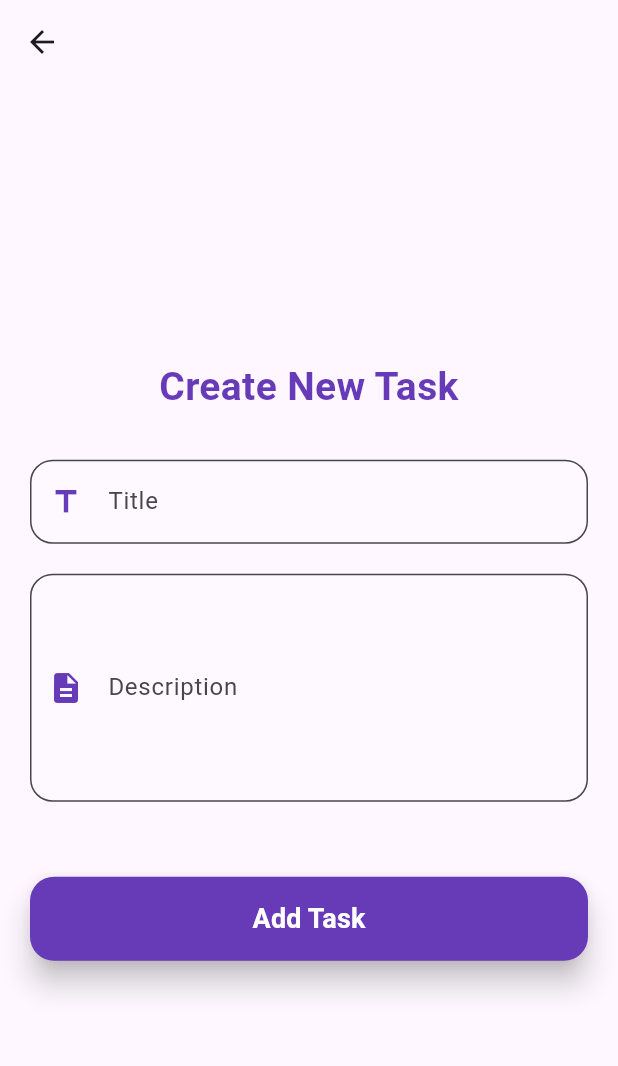
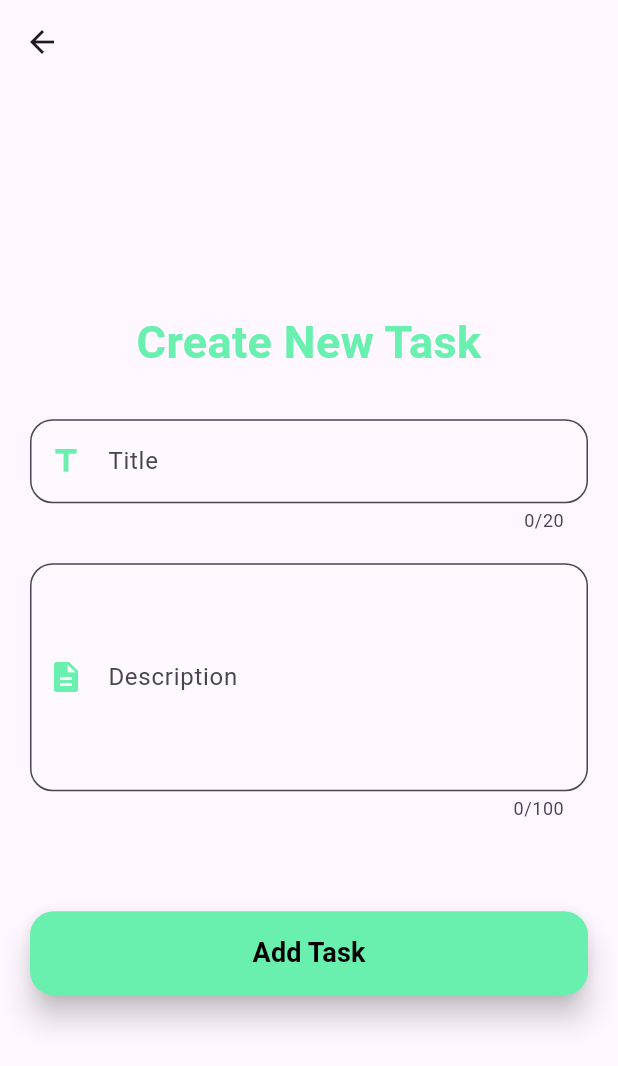
Before and after one commit to Soumia-Dev/to_do_list_app, a Flutter app: the screen it shows after launch, after a tap on the "add" icon, on a phone screen of 412 x 824 dp. Shown: the top 1066 px of the screen. Run offline on Flutter 3.47's test engine with Material 3 defaults, Android fonts, the phone set to English and light mode, and no system bars; our stand-ins replace bloc, dartz, flutter_bloc, get_it, hive, hive_flutter; accounts and stored records are empty.

Commit message:
update addUpdate folder's files

```diff
--- a/lib/presentations/pages/addUpdate/add_update_task_widgets.dart
+++ b/lib/presentations/pages/addUpdate/add_update_task_widgets.dart
@@ -5,7 +5,6 @@ import 'package:to_do_list_app/domain/entities/task_entity.dart';
 import 'package:to_do_list_app/presentations/bloc/operationsTask/operations_task_bloc.dart'
     hide UpdateTasksEvent;
 import 'package:to_do_list_app/presentations/pages/addUpdate/form_task.dart';
-import 'package:to_do_list_app/presentations/pages/homeTask/home_tasks.dart';
 
 import '../../bloc/getTask/get_task_bloc.dart';
 
@@ -20,10 +19,7 @@ class AddUpdateTaskWidgets {
           if (state is SuccessfulOperation) {
             widgets.buildSnackBar(context, state.successMessage, Colors.green);
             context.read<GetTaskBloc>().add(UpdateTasksEvent());
-            Navigator.of(context).pushAndRemoveUntil(
-              MaterialPageRoute(builder: (_) => HomeTasks()),
-              (route) => false,
-            );
+            Navigator.of(context).pop();
           } else if (state is ErrorOperation) {
             widgets.buildSnackBar(
               context,
--- a/lib/presentations/pages/addUpdate/form_task.dart
+++ b/lib/presentations/pages/addUpdate/form_task.dart
@@ -53,7 +53,7 @@ class _FormTaskState extends State<FormTask> {
 
   void onTaskDone() {
     final task = widget.taskEntity!.toggleDone();
-    context.read<OperationsTaskBloc>().add(UpdateTasksEvent(taskEntity: task));
+    context.read<OperationsTaskBloc>().add(DoneTaskEvent(taskEntity: task));
   }
 
   @override
@@ -70,9 +70,9 @@ class _FormTaskState extends State<FormTask> {
                 widget.isUpdate ? "Update Task" : "Create New Task",
                 textAlign: TextAlign.center,
                 style: TextStyle(
-                  fontSize: 26,
+                  fontSize: 30,
                   fontWeight: FontWeight.bold,
-                  color: Colors.deepPurple,
+                  color: Colors.greenAccent,
                 ),
               ),
               SizedBox(height: 30),
@@ -82,6 +82,7 @@ class _FormTaskState extends State<FormTask> {
                 icon: Icons.title,
                 validatorText: "Please enter the task title",
                 maxLines: 1,
+                maxLength: 20,
               ),
               SizedBox(height: 20),
               buildTextField(
@@ -90,13 +91,17 @@ class _FormTaskState extends State<FormTask> {
                 icon: Icons.description,
                 validatorText: "Please enter the task description",
                 maxLines: 5,
+                maxLength: 100,
               ),
               SizedBox(height: 50),
               buildBtn(onSubmit, widget.isUpdate ? "Update Task" : "Add Task"),
               if (widget.isUpdate)
+                buildBtn(
+                  onTaskDone,
                   widget.taskEntity!.isDone
-                    ? buildBtn(onTaskDone, "restart the task")
-                    : buildBtn(onTaskDone, "complete the task"),
+                      ? "restart the task"
+                      : "complete the task",
+                ),
             ],
           ),
         ),
@@ -110,10 +115,12 @@ class _FormTaskState extends State<FormTask> {
     required IconData icon,
     required String validatorText,
     required int maxLines,
+    required int maxLength,
   }) {
     return TextFormField(
       controller: controller,
       maxLines: maxLines,
+      maxLength: maxLength,
       validator: (v) {
         if (v == null || v.isEmpty) {
           return validatorText;
@@ -122,32 +129,37 @@ class _FormTaskState extends State<FormTask> {
       },
       decoration: InputDecoration(
         labelText: label,
-        prefixIcon: Icon(icon, color: Colors.deepPurple),
+        prefixIcon: Icon(icon, color: Colors.greenAccent),
         filled: true,
         fillColor: Colors.white.withOpacity(0.15),
         border: OutlineInputBorder(borderRadius: BorderRadius.circular(15)),
         focusedBorder: OutlineInputBorder(
           borderRadius: BorderRadius.circular(15),
-          borderSide: BorderSide(color: Colors.deepPurple, width: 2),
+          borderSide: BorderSide(color: Colors.greenAccent, width: 2),
         ),
       ),
     );
   }
 
   Widget buildBtn(Function onSubmit, String textBtn) {
-    return ElevatedButton(
+    return Container(
+      margin: EdgeInsets.symmetric(vertical: 10),
+      child: ElevatedButton(
         onPressed: () => onSubmit(),
         style: ElevatedButton.styleFrom(
           padding: EdgeInsets.symmetric(vertical: 15),
-        backgroundColor: Colors.deepPurple,
-        foregroundColor: Colors.white,
-        shape: RoundedRectangleBorder(borderRadius: BorderRadius.circular(16)),
+          backgroundColor: Colors.greenAccent,
+          foregroundColor: Colors.black,
+          shape: RoundedRectangleBorder(
+            borderRadius: BorderRadius.circular(16),
+          ),
           elevation: 8,
         ),
         child: Text(
           textBtn,
           style: TextStyle(fontSize: 18, fontWeight: FontWeight.bold),
         ),
+      ),
     );
   }
 }
```
Lines whose indentation alone changed are shown as unchanged.
